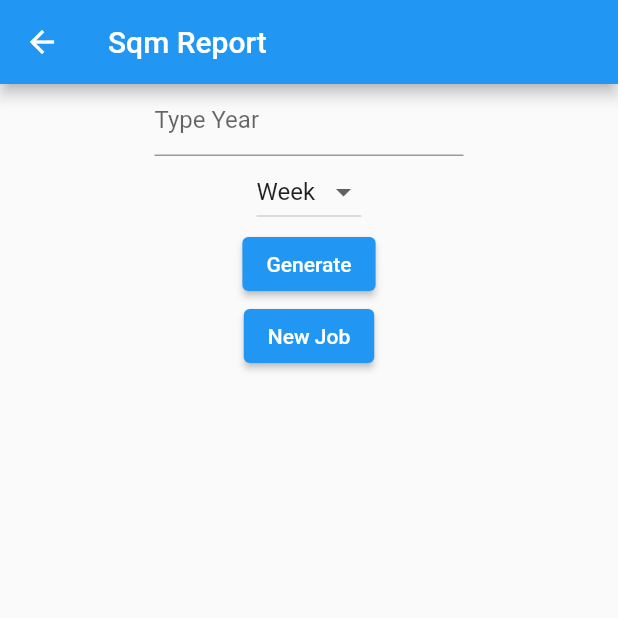
After one commit to MrxBurn/EamonApp, a Flutter app: the SQMReport screen opened by its route, after a tap on "Generate", on a phone screen of 412 x 824 dp, the top half of it. The commit adds this screen. Run offline on Flutter 3.47's test engine with Material 2 defaults, Android fonts, the phone set to English and light mode, and no system bars; our stand-ins replace cloud_firestore, firebase_auth, firebase_core, firebase_storage, geolocator, image_picker and 2 more; accounts and stored records are empty; network calls fail.

Commit message:
trying to develop reports

```diff
--- a/lib/home.dart
+++ b/lib/home.dart
@@ -25,6 +25,12 @@ class HomePage extends StatelessWidget {
               FirebaseAuth.instance.signOut();
             }),
             child: const Text('Sign Out'),
+          ),
+          ElevatedButton(
+            onPressed: (() {
+              Navigator.of(context).pushNamed('sqmReport');
+            }),
+            child: const Text('SQM Report'),
           )
         ],
       )),
--- a/lib/main.dart
+++ b/lib/main.dart
@@ -2,6 +2,7 @@ import 'package:eamon_app/home.dart';
 import 'package:eamon_app/jobForm.dart';
 import 'package:eamon_app/login.dart';
 import 'package:eamon_app/register.dart';
+import 'package:eamon_app/sqmReport.dart';
 import 'package:firebase_core/firebase_core.dart';
 import 'package:flutter/gestures.dart';
 import 'package:flutter/material.dart';
@@ -36,7 +37,8 @@ class MyApp extends StatelessWidget {
           'home': (context) => const HomePage(),
           'login': (context) => const LoginPage(),
           'register': (context) => const RegisterPage(),
-          'form': ((context) => const JobForm())
+          'form': ((context) => const JobForm()),
+          'sqmReport': (context) => const SQMReport()
         },
         theme: ThemeData.light(),
         home: FutureBuilder(
--- /dev/null
+++ b/lib/sqmReport.dart
@@ -0,0 +1,79 @@
+// ignore_for_file: prefer_const_literals_to_create_immutables, sort_child_properties_last, prefer_const_constructors
+
+import 'package:cloud_firestore/cloud_firestore.dart';
+import 'package:flutter/material.dart';
+import 'package:image_picker/image_picker.dart';
+
+List<DropdownMenuItem<String>> get dropdownItems {
+  List<DropdownMenuItem<String>> menuItems = [
+    DropdownMenuItem(child: Text("Week"), value: "week"),
+    DropdownMenuItem(child: Text("Month"), value: "month"),
+    DropdownMenuItem(child: Text("Year"), value: "year"),
+  ];
+  return menuItems;
+}
+
+class SQMReport extends StatefulWidget {
+  const SQMReport({super.key});
+
+  @override
+  State<SQMReport> createState() => _SQMReportState();
+}
+
+class _SQMReportState extends State<SQMReport> {
+  String selectedValue = 'week';
+  var firestore = FirebaseFirestore.instance;
+  List data = [];
+
+  getMarker() async {
+    var snapshot = await firestore.collection('jobs').get();
+
+    //get all data
+    var y = snapshot.docs.map((e) => e.data());
+    var x = y.toList();
+
+    x.forEach((element) {
+      print(element['weekOfYear']);
+    });
+  }
+
+  @override
+  Widget build(BuildContext context) {
+    var media = MediaQuery.of(context).size;
+
+    return Scaffold(
+      appBar: AppBar(title: const Text('Sqm Report')),
+      body: Column(children: [
+        Center(
+          child: SizedBox(
+              width: media.width * 0.5,
+              child: TextField(
+                decoration: InputDecoration(
+                  hintText: 'Type Year',
+                ),
+              )),
+        ),
+        DropdownButton(
+          value: selectedValue,
+          items: dropdownItems,
+          onChanged: (value) {
+            setState(() {
+              selectedValue = value!;
+            });
+          },
+        ),
+        ElevatedButton(
+            onPressed: (() {
+              getMarker();
+            }),
+            child: const Text('Generate')),
+        ElevatedButton(
+          onPressed: (() {
+            Navigator.of(context).pushNamed('form');
+          }),
+          child: const Text('New Job'),
+        ),
+      ]),
+    );
+  }
+}
--- a/pubspec.yaml
+++ b/pubspec.yaml
@@ -43,6 +43,7 @@ dependencies:
   cloud_firestore: ^4.2.0
   firebase_storage: ^11.0.7
   localstorage: ^4.0.0+1
+  jiffy: ^5.0.0
 
 dev_dependencies:
   flutter_test:
```
Also changed, not shown: lib/jobForm.dart (+6 -26 lines), pubspec.lock, 1 other file.
